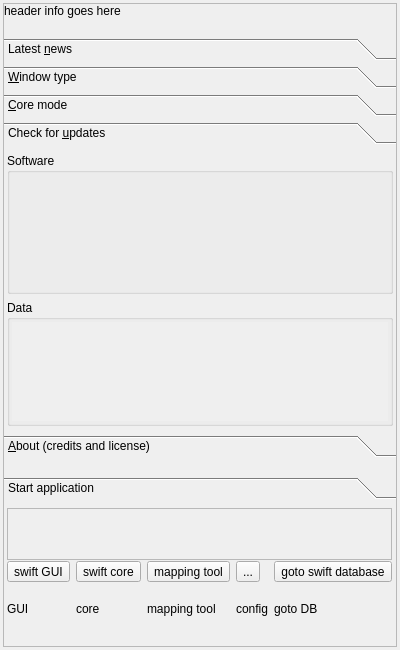
Above: src/swiftlauncher/swiftlauncher.ui from swift-project/pilotclient before the change. Below: the same form after it.
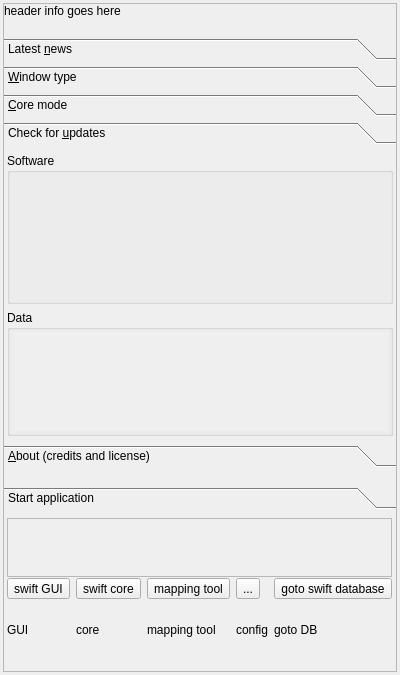
That is the form after the change. Icons and pictures are not drawn. Custom widgets are drawn as their Qt base class.

What changed in the file:
```diff
--- a/src/swiftlauncher/swiftlauncher.ui
+++ b/src/swiftlauncher/swiftlauncher.ui
@@ -7,13 +7,13 @@
     <x>0</x>
     <y>0</y>
     <width>400</width>
-    <height>650</height>
+    <height>675</height>
    </rect>
   </property>
   <property name="minimumSize">
    <size>
     <width>400</width>
-    <height>650</height>
+    <height>675</height>
    </size>
   </property>
   <property name="windowTitle">
@@ -361,7 +361,7 @@
                <x>0</x>
                <y>0</y>
                <width>392</width>
-               <height>299</height>
+               <height>275</height>
               </rect>
              </property>
              <attribute name="label">
@@ -403,7 +403,7 @@
                    <property name="minimumSize">
                     <size>
                      <width>0</width>
-                     <height>110</height>
+                     <height>120</height>
                     </size>
                    </property>
                   </widget>
@@ -442,8 +442,8 @@
                      <rect>
                       <x>0</x>
                       <y>0</y>
-                      <width>376</width>
-                      <height>126</height>
+                      <width>380</width>
+                      <height>94</height>
                      </rect>
                     </property>
                     <layout class="QVBoxLayout" name="vl_DataUpdatesScrollArea">
@@ -520,18 +520,12 @@
             </widget>
            </widget>
           </item>
-          <item>
+          <item alignment="Qt::AlignBottom">
            <widget class="QToolBox" name="tb_Start">
-            <property name="sizePolicy">
-             <sizepolicy hsizetype="Preferred" vsizetype="Maximum">
-              <horstretch>0</horstretch>
-              <verstretch>0</verstretch>
-             </sizepolicy>
-            </property>
             <property name="minimumSize">
              <size>
               <width>0</width>
-              <height>160</height>
+              <height>175</height>
              </size>
             </property>
             <property name="currentIndex">
@@ -543,7 +537,7 @@
                <x>0</x>
                <y>0</y>
                <width>392</width>
-               <height>136</height>
+               <height>144</height>
               </rect>
              </property>
              <attribute name="label">
```
Left out of the diff: 10 changed lines with no effect on the pictures.
